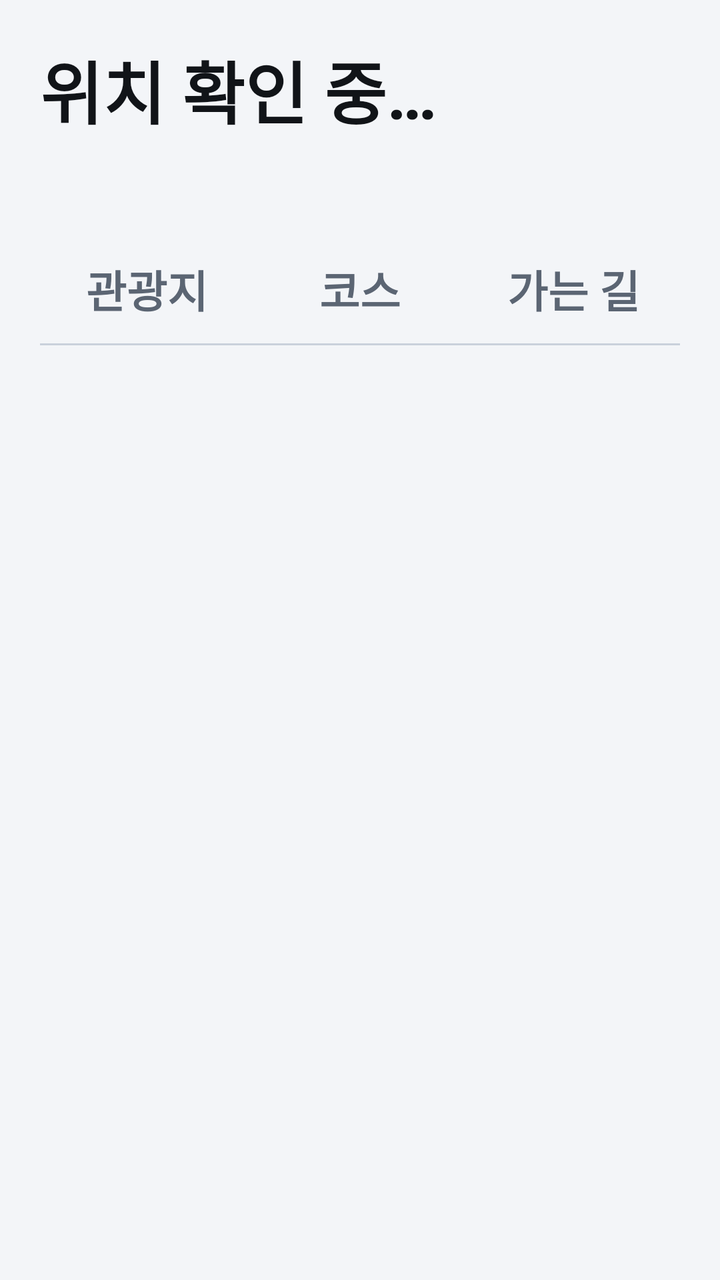
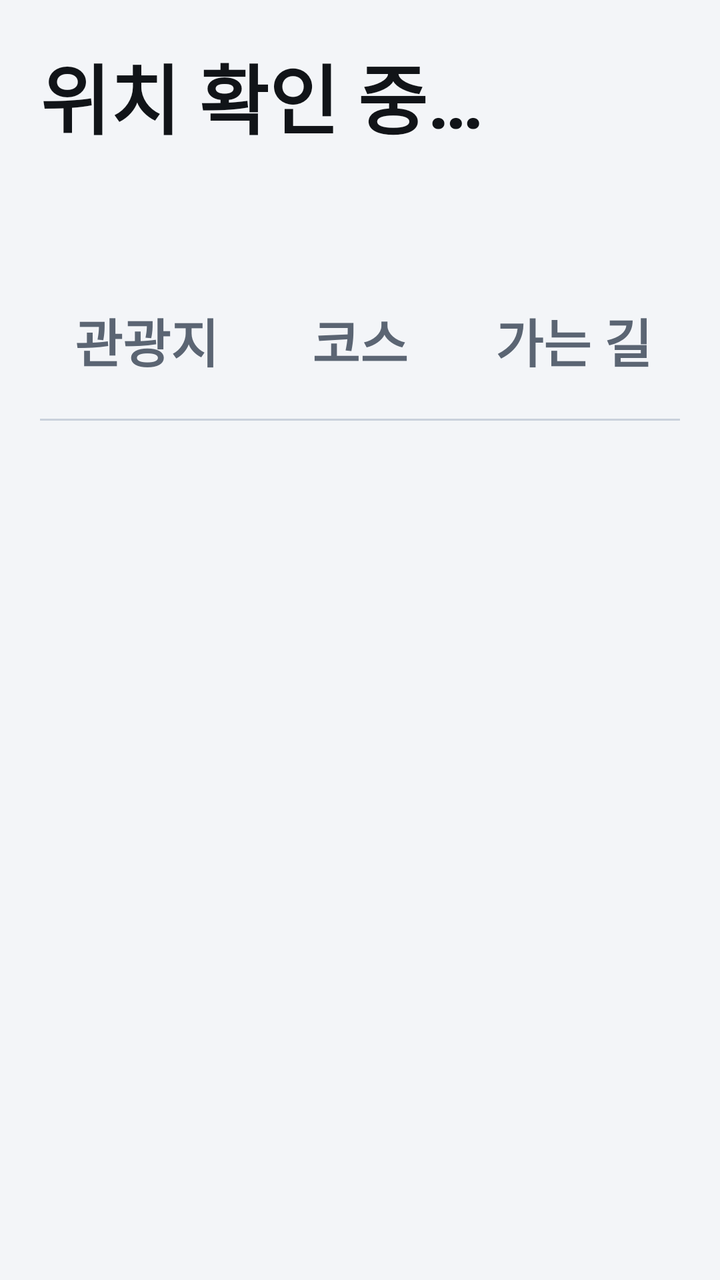

Before-and-after screenshots of an Android layout around one commit, followed by the original layout XML and the change that was made.
<!-- AndroidManifest.xml: application theme AppTheme -->
<!-- res/layout/activity_main.xml -->
<?xml version="1.0" encoding="utf-8"?>
<LinearLayout xmlns:android="http://schemas.android.com/apk/res/android"
    android:layout_width="match_parent"
    android:layout_height="match_parent"
    android:background="@color/bg"
    android:orientation="vertical"
    android:padding="20dp">

    <TextView
        android:id="@+id/regionText"
        android:layout_width="wrap_content"
        android:layout_height="wrap_content"
        android:text="위치 확인 중…"
        android:textColor="@color/text_primary"
        android:textSize="34sp"
        android:textStyle="bold" />

    <TextView
        android:id="@+id/statusText"
        android:layout_width="wrap_content"
        android:layout_height="wrap_content"
        android:layout_marginTop="4dp"
        android:maxLines="1"
        android:ellipsize="end"
        android:textColor="@color/text_secondary"
        android:textSize="20sp" />

    <LinearLayout
        android:layout_width="match_parent"
        android:layout_height="wrap_content"
        android:layout_marginTop="16dp"
        android:background="@drawable/tab_group_bg"
        android:orientation="horizontal">

        <Button
            android:id="@+id/tabAttractions"
            style="?android:attr/borderlessButtonStyle"
            android:background="@drawable/tab_bg"
            android:stateListAnimator="@null"
            android:textAllCaps="false"
            android:textColor="@color/tab_text"
            android:textStyle="bold"
            android:layout_width="0dp"
            android:layout_height="56dp"
            android:layout_weight="1"
            android:text="관광지"
            android:textSize="22sp" />

        <Button
            android:id="@+id/tabCourses"
            style="?android:attr/borderlessButtonStyle"
            android:background="@drawable/tab_bg"
            android:stateListAnimator="@null"
            android:textAllCaps="false"
            android:textColor="@color/tab_text"
            android:textStyle="bold"
            android:layout_width="0dp"
            android:layout_height="56dp"
            android:layout_weight="1"
            android:text="코스"
            android:textSize="22sp" />

        <Button
            android:id="@+id/tabUpcoming"
            style="?android:attr/borderlessButtonStyle"
            android:background="@drawable/tab_bg"
            android:stateListAnimator="@null"
            android:textAllCaps="false"
            android:textColor="@color/tab_text"
            android:textStyle="bold"
            android:layout_width="0dp"
            android:layout_height="56dp"
            android:layout_weight="1"
            android:text="가는 길"
            android:textSize="22sp" />
    </LinearLayout>

    <ScrollView
        android:layout_width="match_parent"
        android:layout_height="0dp"
        android:layout_marginTop="12dp"
        android:layout_weight="1">

        <LinearLayout
            android:id="@+id/listContainer"
            android:layout_width="match_parent"
            android:layout_height="wrap_content"
            android:orientation="vertical" />
    </ScrollView>
</LinearLayout>
<!-- resources referenced by this layout -->
<resources>
  <color name="bg">#F3F5F8</color>
  <color name="text_primary">#111418</color>
  <color name="text_secondary">#5B6573</color>
  <!-- drawable tab_bg (drawable) -->
  <?xml version="1.0" encoding="utf-8"?>
  <selector xmlns:android="http://schemas.android.com/apk/res/android">
      <item android:state_selected="true">
          <layer-list>
              <item
                  android:height="4dp"
                  android:gravity="bottom">
                  <shape>
                      <solid android:color="@color/text_primary" />
                      <corners android:radius="2dp" />
                  </shape>
              </item>
          </layer-list>
      </item>
      <item android:state_pressed="true">
          <shape>
              <solid android:color="@color/pressed" />
          </shape>
      </item>
      <item android:drawable="@android:color/transparent" />
  </selector>
  <!-- drawable tab_group_bg (drawable) -->
  <?xml version="1.0" encoding="utf-8"?>
  <layer-list xmlns:android="http://schemas.android.com/apk/res/android">
      <item
          android:height="1dp"
          android:gravity="bottom">
          <shape>
              <solid android:color="@color/outline" />
          </shape>
      </item>
  </layer-list>
  <style name="AppTheme" parent="@android:style/Theme.DeviceDefault.DayNight">
          <item name="android:windowActionBar">false</item>
          <item name="android:windowNoTitle">true</item>
          <item name="android:windowBackground">@color/bg</item>
          <item name="android:colorAccent">@color/accent</item>
      </style>
  <color name="pressed">#E3E8EE</color>
  <color name="outline">#C9D1DB</color>
  <color name="accent">#5BA8F5</color>
</resources>

<!-- the commit's change to res/layout/activity_main.xml (unified diff, before → after) -->
@@ -12,7 +12,7 @@
         android:layout_height="wrap_content"
         android:text="위치 확인 중…"
         android:textColor="@color/text_primary"
-        android:textSize="34sp"
+        android:textSize="38sp"
         android:textStyle="bold" />
 
     <TextView
@@ -23,7 +23,7 @@
         android:maxLines="1"
         android:ellipsize="end"
         android:textColor="@color/text_secondary"
-        android:textSize="20sp" />
+        android:textSize="26sp" />
 
     <LinearLayout
         android:layout_width="match_parent"
@@ -41,10 +41,10 @@
             android:textColor="@color/tab_text"
             android:textStyle="bold"
             android:layout_width="0dp"
-            android:layout_height="56dp"
+            android:layout_height="80dp"
             android:layout_weight="1"
             android:text="관광지"
-            android:textSize="22sp" />
+            android:textSize="26sp" />
 
         <Button
             android:id="@+id/tabCourses"
@@ -55,10 +55,10 @@
             android:textColor="@color/tab_text"
             android:textStyle="bold"
             android:layout_width="0dp"
-            android:layout_height="56dp"
+            android:layout_height="80dp"
             android:layout_weight="1"
             android:text="코스"
-            android:textSize="22sp" />
+            android:textSize="26sp" />
 
         <Button
             android:id="@+id/tabUpcoming"
@@ -69,10 +69,10 @@
             android:textColor="@color/tab_text"
             android:textStyle="bold"
             android:layout_width="0dp"
-            android:layout_height="56dp"
+            android:layout_height="80dp"
             android:layout_weight="1"
             android:text="가는 길"
-            android:textSize="22sp" />
+            android:textSize="26sp" />
     </LinearLayout>
 
     <ScrollView
